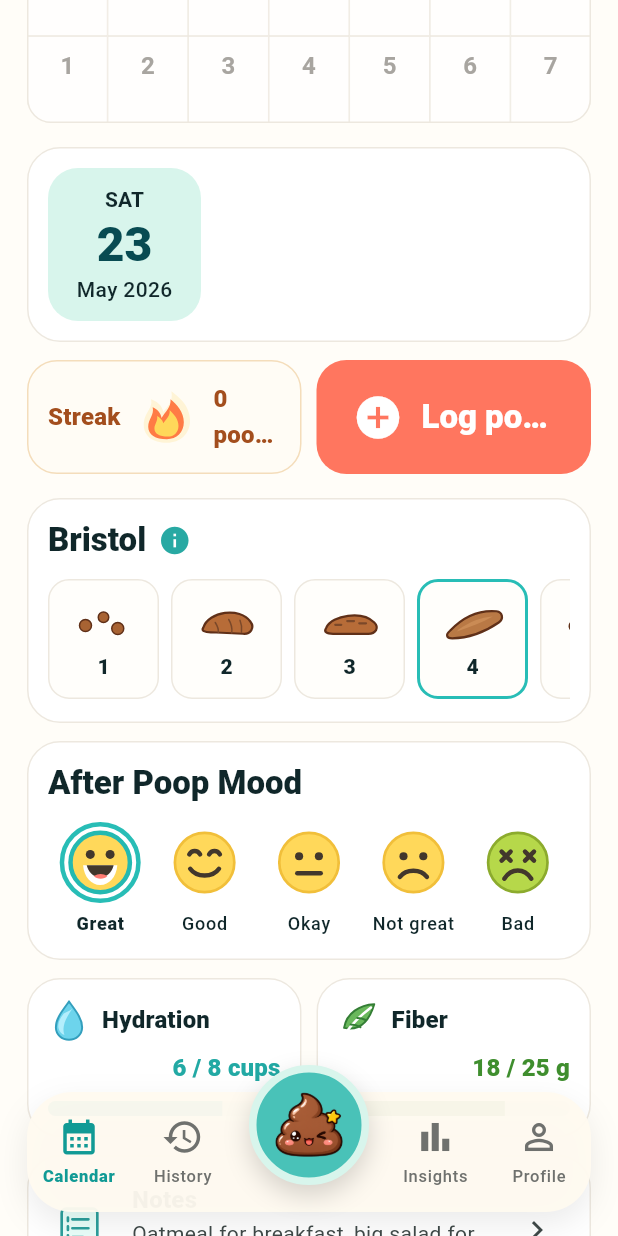
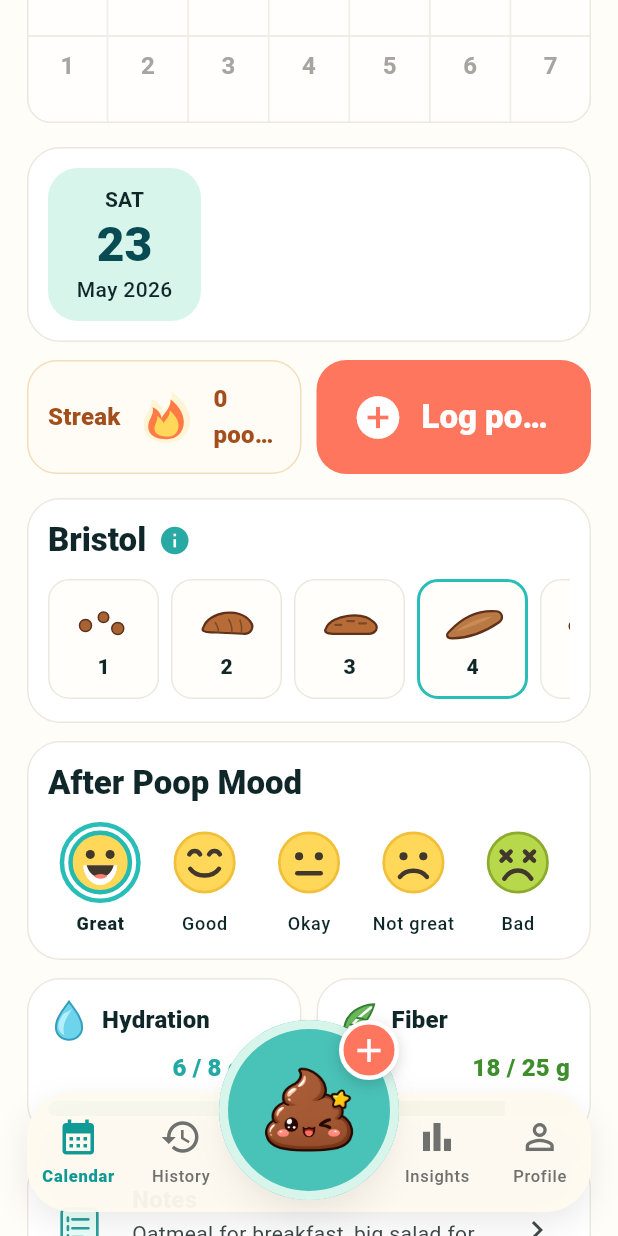
Before and after one commit to eggorko/poop_pal, a Flutter app: the screen it shows after launch, scrolled down 576 dp, on a phone screen of 412 x 824 dp. Run offline on Flutter 3.47's test engine with Material 3 defaults, Android fonts, the phone set to English and light mode, and no system bars; our stand-ins replace drift, flutter_svg; accounts and stored records are empty; generated files the repository leaves out were written again.

Commit message:
feat: pt-6 Navigation button for logging

```diff
--- a/lib/features/calendar/screens/poop_calendar_screen.dart
+++ b/lib/features/calendar/screens/poop_calendar_screen.dart
@@ -180,9 +180,14 @@ class _PoopCalendarScreenState extends State<PoopCalendarScreen> {
                         const NotesCard(),
                       ],
                     ),
-                    const Align(
+                    Align(
                       alignment: Alignment.bottomCenter,
-                      child: PoopBottomNavigation(),
+                      child: PoopBottomNavigation(
+                        isLogged: selectedDayIsMarked,
+                        onLogPressed: _isSaving || selectedDayIsMarked
+                            ? null
+                            : () => _toggleSelectedDay(null),
+                      ),
                     ),
                   ],
                 );
--- a/lib/features/calendar/widgets/poop_bottom_navigation.dart
+++ b/lib/features/calendar/widgets/poop_bottom_navigation.dart
@@ -1,10 +1,16 @@
 import 'package:flutter/material.dart';
-import 'package:flutter_svg/flutter_svg.dart';
 
 import '../../../shared/app_assets.dart';
 
 class PoopBottomNavigation extends StatelessWidget {
-  const PoopBottomNavigation({super.key});
+  const PoopBottomNavigation({
+    required this.onLogPressed,
+    required this.isLogged,
+    super.key,
+  });
+
+  final VoidCallback? onLogPressed;
+  final bool isLogged;
 
   @override
   Widget build(BuildContext context) {
@@ -37,32 +43,20 @@ class PoopBottomNavigation extends StatelessWidget {
                 label: 'History',
                 selected: false,
               ),
-              Transform.translate(
-                offset: const Offset(0, -18),
-                child: DecoratedBox(
-                  decoration: BoxDecoration(
-                    color: const Color(0xFF49C2B8),
-                    shape: BoxShape.circle,
-                    border: Border.all(
-                      color: const Color(0xFFD8F5EC),
-                      width: 5,
+              SizedBox(
+                width: 96,
+                child: OverflowBox(
+                  minWidth: 120,
+                  maxWidth: 120,
+                  minHeight: 120,
+                  maxHeight: 120,
+                  alignment: Alignment.center,
+                  child: Transform.translate(
+                    offset: const Offset(0, -28),
+                    child: CenterLogButton(
+                      onPressed: onLogPressed,
+                      isLogged: isLogged,
                     ),
-                    boxShadow: [
-                      BoxShadow(
-                        color: Colors.black.withValues(alpha: 0.16),
-                        blurRadius: 14,
-                        offset: const Offset(0, 7),
-                      ),
-                    ],
-                  ),
-                  child: Padding(
-                    padding: const EdgeInsets.all(11),
-                    child:             Image.asset(
-                    AppAssets.poopPal,
-                    width: 70,
-                    height: 70,
-                    fit: BoxFit.contain,
-                  ),
                   ),
                 ),
               ),
@@ -78,6 +72,85 @@ class PoopBottomNavigation extends StatelessWidget {
               ),
             ],
           ),
+        ),
+      ),
+    );
+  }
+}
+
+class CenterLogButton extends StatelessWidget {
+  const CenterLogButton({
+    required this.onPressed,
+    required this.isLogged,
+    super.key,
+  });
+
+  final VoidCallback? onPressed;
+  final bool isLogged;
+
+  @override
+  Widget build(BuildContext context) {
+    return Semantics(
+      button: true,
+      label: isLogged ? 'Poop already logged' : 'Log poop',
+      child: Tooltip(
+        message: isLogged ? 'Poop already logged' : 'Log poop',
+        child: Stack(
+          clipBehavior: Clip.none,
+          children: [
+            Material(
+              color: const Color(0xFF49C2B8),
+              shape: const CircleBorder(),
+              elevation: 8,
+              shadowColor: Colors.black26,
+              child: InkWell(
+                customBorder: const CircleBorder(),
+                onTap: onPressed,
+                child: Container(
+                  width: 120,
+                  height: 120,
+                  decoration: BoxDecoration(
+                    shape: BoxShape.circle,
+                    border: Border.all(
+                      color: const Color(0xFFD8F5EC),
+                      width: 6,
+                    ),
+                  ),
+                  padding: const EdgeInsets.all(8),
+                  child: Image.asset(AppAssets.poopPal, fit: BoxFit.contain),
+                ),
+              ),
+            ),
+            Positioned(
+              top: 0,
+              right: 0,
+              child: DecoratedBox(
+                decoration: BoxDecoration(
+                  color: isLogged
+                      ? const Color(0xFF2F9D5B)
+                      : const Color(0xFFFF765F),
+                  shape: BoxShape.circle,
+                  border: Border.all(color: Colors.white, width: 3),
+                  boxShadow: [
+                    BoxShadow(
+                      color: Colors.black.withValues(alpha: 0.16),
+                      blurRadius: 8,
+                      offset: const Offset(0, 3),
+                    ),
+                  ],
+                ),
+                child: SizedBox(
+                  width: 40,
+                  height: 40,
+                  child: Icon(
+                    isLogged ? Icons.check : Icons.add,
+                    color: Colors.white,
+                    size: 26,
+                  ),
+                ),
+              ),
+            ),
+          ],
         ),
       ),
     );
--- a/lib/features/calendar/widgets/selected_day_panel.dart
+++ b/lib/features/calendar/widgets/selected_day_panel.dart
@@ -52,7 +52,8 @@ class SelectedDayPanel extends StatelessWidget {
                             ),
                             const SizedBox(height: 8),
                             SelectedMetric(
-                              label: 'Time',                              value: _formatTime(log!.occurredAt),
+                              label: 'Time',
+                              value: _formatTime(log!.occurredAt),
                             ),
                           ],
                         ),
```
Also changed, not shown: 1 other file.
